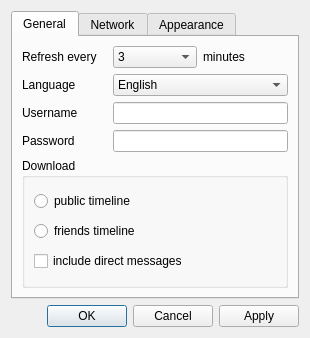
ayoy/qtwitter, file qtwitter-app/ui/settings.ui: the form before one commit.
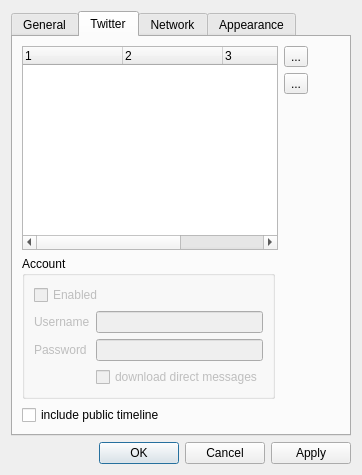
The form after the commit. Icons and pictures are not drawn.

Commit message: Adding support for multiple Twitter accounts. TweetModel class moved to Core, created a QSettings member in Settings class, added support for storing hashed passwords, and implemented UI for multiple accounts management via QTreeWidget and TwitterAccountsDelegate classes.

```diff
--- a/qtwitter-app/ui/settings.ui
+++ b/qtwitter-app/ui/settings.ui
@@ -6,16 +6,22 @@
    <rect>
     <x>0</x>
     <y>0</y>
-    <width>310</width>
-    <height>338</height>
+    <width>362</width>
+    <height>475</height>
    </rect>
   </property>
   <property name="sizePolicy">
-   <sizepolicy hsizetype="Fixed" vsizetype="Fixed">
+   <sizepolicy hsizetype="Expanding" vsizetype="Expanding">
     <horstretch>0</horstretch>
     <verstretch>0</verstretch>
    </sizepolicy>
   </property>
+  <property name="minimumSize">
+   <size>
+    <width>350</width>
+    <height>0</height>
+   </size>
+  </property>
   <property name="windowTitle">
    <string>Settings</string>
   </property>
@@ -36,7 +42,7 @@
    <item row="0" column="0">
     <widget class="QTabWidget" name="tabs">
      <property name="currentIndex">
-      <number>0</number>
+      <number>1</number>
      </property>
      <property name="usesScrollButtons">
       <bool>true</bool>
@@ -177,6 +183,180 @@
        </item>
       </layout>
      </widget>
+     <widget class="QWidget" name="twitter">
+      <attribute name="title">
+       <string>Twitter</string>
+      </attribute>
+      <layout class="QFormLayout" name="formLayout">
+       <item row="0" column="0">
+        <layout class="QHBoxLayout" name="horizontalLayout_3">
+         <item>
+          <widget class="QTreeWidget" name="usersView">
+           <property name="horizontalScrollBarPolicy">
+            <enum>Qt::ScrollBarAsNeeded</enum>
+           </property>
+           <property name="selectionMode">
+            <enum>QAbstractItemView::SingleSelection</enum>
+           </property>
+           <property name="selectionBehavior">
+            <enum>QAbstractItemView::SelectRows</enum>
+           </property>
+           <property name="indentation">
+            <number>0</number>
+           </property>
+           <property name="itemsExpandable">
+            <bool>false</bool>
+           </property>
+           <property name="wordWrap">
+            <bool>true</bool>
+           </property>
+           <property name="expandsOnDoubleClick">
+            <bool>false</bool>
+           </property>
+           <property name="columnCount">
+            <number>4</number>
+           </property>
+           <column>
+            <property name="text">
+             <string notr="true">1</string>
+            </property>
+           </column>
+           <column>
+            <property name="text">
+             <string notr="true">2</string>
+            </property>
+           </column>
+           <column>
+            <property name="text">
+             <string notr="true">3</string>
+            </property>
+           </column>
+           <column>
+            <property name="text">
+             <string notr="true">4</string>
+            </property>
+           </column>
+          </widget>
+         </item>
+         <item>
+          <layout class="QVBoxLayout" name="verticalLayout_4">
+           <item>
+            <widget class="QToolButton" name="addAccountButton">
+             <property name="text">
+              <string>...</string>
+             </property>
+             <property name="icon">
+              <iconset resource="../res/resources.qrc">
+               <normaloff>:/icons/add_48.png</normaloff>:/icons/add_48.png</iconset>
+             </property>
+            </widget>
+           </item>
+           <item>
+            <widget class="QToolButton" name="deleteAccountButton">
+             <property name="text">
+              <string>...</string>
+             </property>
+             <property name="icon">
+              <iconset resource="../res/resources.qrc">
+               <normaloff>:/icons/cancel_48.png</normaloff>:/icons/cancel_48.png</iconset>
+             </property>
+            </widget>
+           </item>
+           <item>
+            <spacer name="verticalSpacer_3">
+             <property name="orientation">
+              <enum>Qt::Vertical</enum>
+             </property>
+             <property name="sizeHint" stdset="0">
+              <size>
+               <width>20</width>
+               <height>40</height>
+              </size>
+             </property>
+            </spacer>
+           </item>
+          </layout>
+         </item>
+        </layout>
+       </item>
+       <item row="1" column="0">
+        <widget class="QGroupBox" name="accountGroupBox">
+         <property name="enabled">
+          <bool>true</bool>
+         </property>
+         <property name="title">
+          <string>Account</string>
+         </property>
+         <layout class="QGridLayout" name="gridLayout_4">
+          <item row="0" column="0" colspan="2">
+           <widget class="QCheckBox" name="accountEnabledCheckBox">
+            <property name="enabled">
+             <bool>false</bool>
+            </property>
+            <property name="text">
+             <string>Enabled</string>
+            </property>
+           </widget>
+          </item>
+          <item row="1" column="0">
+           <widget class="QLabel" name="accountLoginLabel">
+            <property name="enabled">
+             <bool>false</bool>
+            </property>
+            <property name="text">
+             <string>Username</string>
+            </property>
+           </widget>
+          </item>
+          <item row="1" column="1">
+           <widget class="QLineEdit" name="accountLoginEdit">
+            <property name="enabled">
+             <bool>false</bool>
+            </property>
+           </widget>
+          </item>
+          <item row="2" column="0">
+           <widget class="QLabel" name="accountPasswordLabel">
+            <property name="enabled">
+             <bool>false</bool>
+            </property>
+            <property name="text">
+             <string>Password</string>
+            </property>
+           </widget>
+          </item>
+          <item row="2" column="1">
+           <widget class="QLineEdit" name="accountPasswordEdit">
+            <property name="enabled">
+             <bool>false</bool>
+            </property>
+            <property name="echoMode">
+             <enum>QLineEdit::Password</enum>
+            </property>
+           </widget>
+          </item>
+          <item row="3" column="1">
+           <widget class="QCheckBox" name="accountDMCheckBox">
+            <property name="enabled">
+             <bool>false</bool>
+            </property>
+            <property name="text">
+             <string>download direct messages</string>
+            </property>
+           </widget>
+          </item>
+         </layout>
+        </widget>
+       </item>
+       <item row="2" column="0" colspan="2">
+        <widget class="QCheckBox" name="publicTimelineCheckBox">
+         <property name="text">
+          <string>include public timeline</string>
+         </property>
+        </widget>
+       </item>
+      </layout>
+     </widget>
      <widget class="QWidget" name="network">
       <attribute name="title">
        <string>Network</string>
```
Left out of the diff: 30 changed lines with no effect on the pictures. The commit also changes 12 other files.
